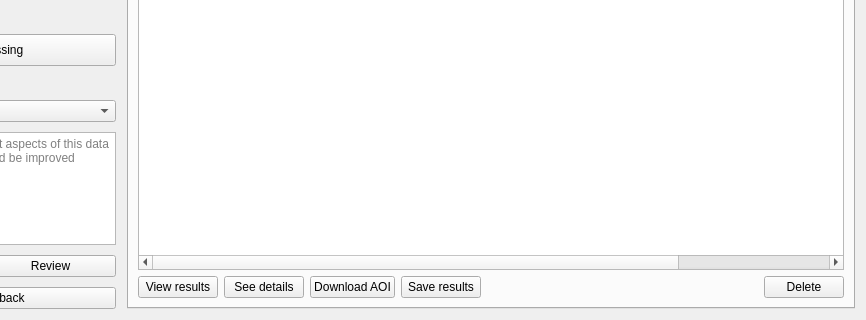
Above: mapflow/dialogs/static/ui/main_dialog.ui from Geoalert/mapflow-qgis before the change; both pictures show x 167 to 1033 and y 230 to 550 of the 1033 by 550 pixel window. Below: the same form after it.
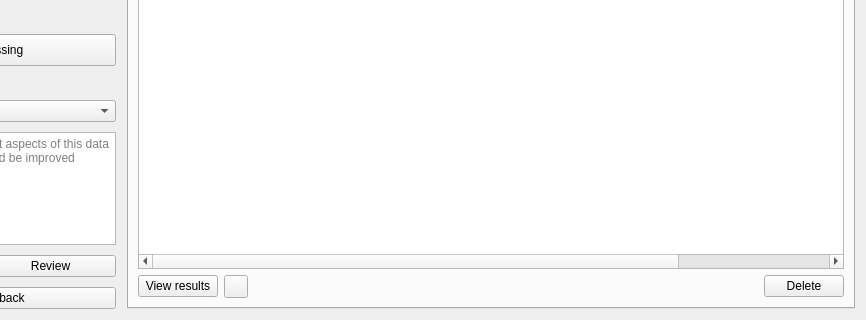
That is the form after the change. Icons and pictures are not drawn. Custom widgets are drawn as their Qt base class.

Commit message: '··Â'···Options (...) drop-down menu with 'Save results', 'Download AOI' and 'See details'

What changed in the file:
```diff
--- a/mapflow/dialogs/static/ui/main_dialog.ui
+++ b/mapflow/dialogs/static/ui/main_dialog.ui
@@ -921,7 +921,7 @@
             </widget>
            </item>
            <item>
-            <layout class="QHBoxLayout" name="processingFooter" stretch="0,0,0,0,0,0">
+            <layout class="QHBoxLayout" name="processingFooter" stretch="0,0,0,0">
              <item>
               <widget class="QPushButton" name="downloadResultsButton">
                <property name="text">
@@ -930,23 +930,33 @@
               </widget>
              </item>
              <item>
-              <widget class="QPushButton" name="detailsButton">
-               <property name="text">
-                <string>See details</string>
+              <widget class="QToolButton" name="toolButton_2">
+               <property name="contextMenuPolicy">
+                <enum>Qt::ActionsContextMenu</enum>
                </property>
-              </widget>
-             </item>
-             <item>
-              <widget class="QPushButton" name="downloadAoiButton">
-               <property name="text">
-                <string>Download AOI</string>
+               <property name="layoutDirection">
+                <enum>Qt::LeftToRight</enum>
                </property>
-              </widget>
-             </item>
-             <item>
-              <widget class="QPushButton" name="saveResultsButton">
                <property name="text">
-                <string>Save results</string>
+                <string/>
+               </property>
+               <property name="checkable">
+                <bool>false</bool>
+               </property>
+               <property name="checked">
+                <bool>false</bool>
+               </property>
+               <property name="popupMode">
+                <enum>QToolButton::InstantPopup</enum>
+               </property>
+               <property name="toolButtonStyle">
+                <enum>Qt::ToolButtonIconOnly</enum>
+               </property>
+               <property name="autoRaise">
+                <bool>false</bool>
+               </property>
+               <property name="arrowType">
+                <enum>Qt::NoArrow</enum>
                </property>
               </widget>
              </item>
```
Left out of the diff: 5 changed lines with no effect on the pictures. The commit also changes 5 other files.
